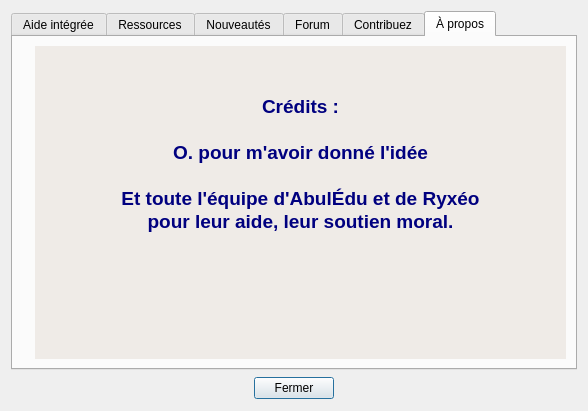
Before: the Qt Designer form abuleduaproposv0.ui in Txikilinux/leterrier-fubuki, drawn with Qt 5.
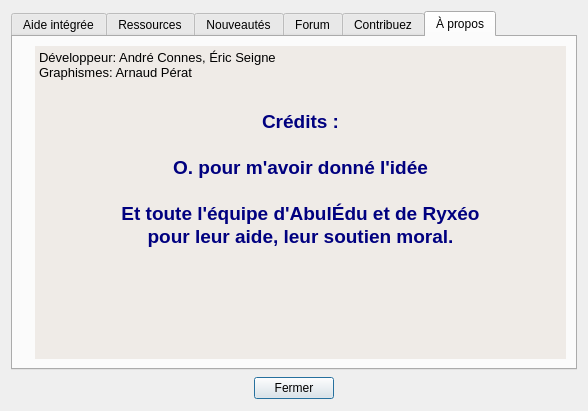
After: the same form once the commit is applied. Icons and pictures are not drawn.

Commit message: integration du travail d'arnaud

What changed in the file:
```diff
--- a/abuleduaproposv0.ui
+++ b/abuleduaproposv0.ui
@@ -285,6 +285,8 @@
 &lt;table border=&quot;0&quot; style=&quot;-qt-table-type: root; margin-top:4px; margin-bottom:4px; margin-left:4px; margin-right:4px;&quot;&gt;
 &lt;tr&gt;
 &lt;td style=&quot;border: none;&quot;&gt;
+&lt;p style=&quot; margin-top:0px; margin-bottom:0px; margin-left:0px; margin-right:0px; -qt-block-indent:0; text-indent:0px;&quot;&gt;Développeur: André Connes, Éric Seigne&lt;/p&gt;
+&lt;p style=&quot; margin-top:0px; margin-bottom:0px; margin-left:0px; margin-right:0px; -qt-block-indent:0; text-indent:0px;&quot;&gt;Graphismes: Arnaud Pérat&lt;/p&gt;
 &lt;p style=&quot;-qt-paragraph-type:empty; margin-top:0px; margin-bottom:0px; margin-left:0px; margin-right:0px; -qt-block-indent:0; text-indent:0px;&quot;&gt;&lt;/p&gt;
 &lt;p align=&quot;center&quot; style=&quot;-qt-paragraph-type:empty; margin-top:0px; margin-bottom:0px; margin-left:0px; margin-right:0px; -qt-block-indent:0; text-indent:0px;&quot;&gt;&lt;/p&gt;
 &lt;p align=&quot;center&quot; style=&quot; margin-top:0px; margin-bottom:0px; margin-left:0px; margin-right:0px; -qt-block-indent:0; text-indent:0px;&quot;&gt;&lt;span style=&quot; font-family:'DejaVu Sans'; font-size:14pt; font-weight:600; color:#00007f;&quot;&gt;Crédits :&lt;/span&gt;&lt;/p&gt;
```
The commit also changes 20 other files.
